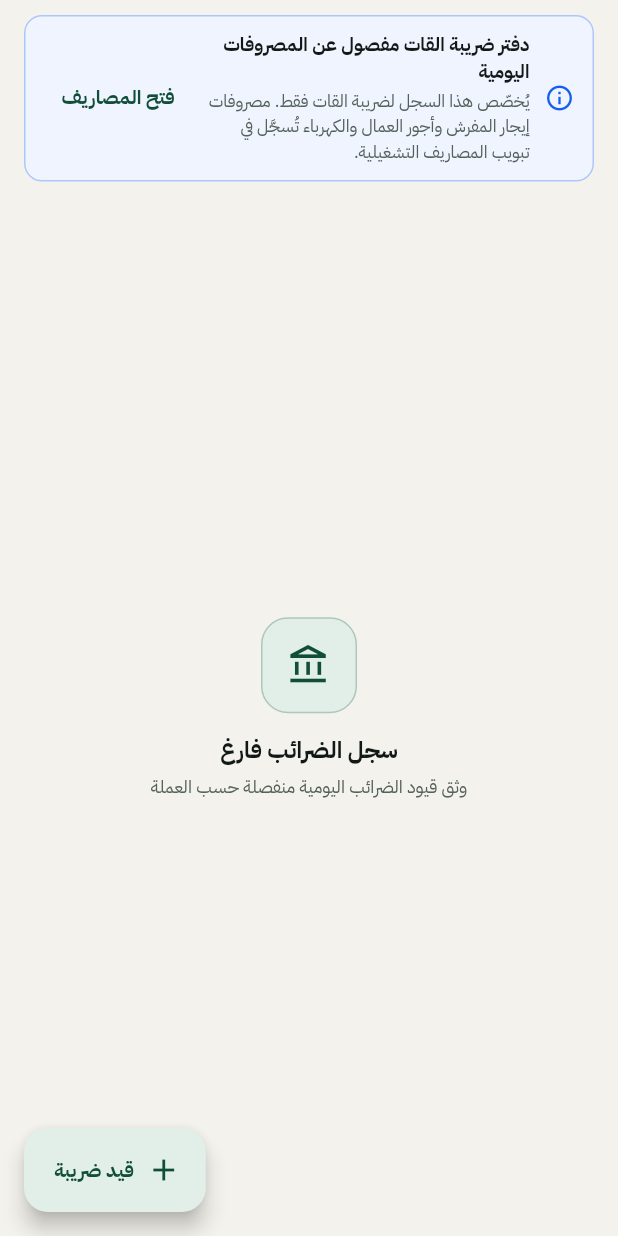
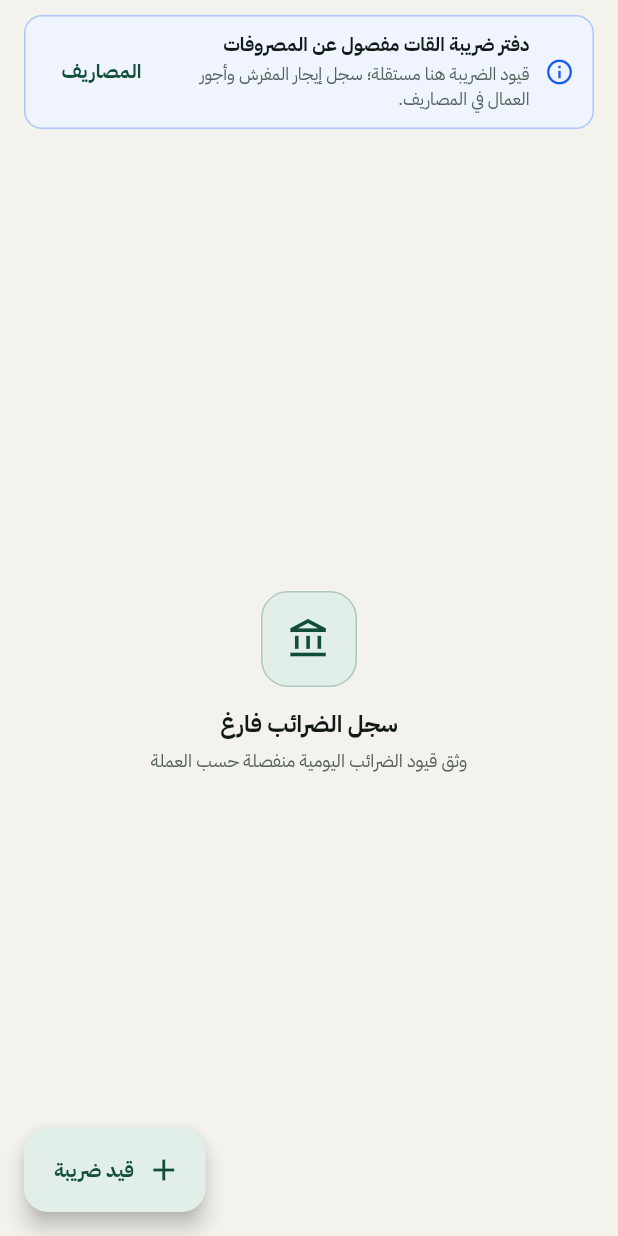
Before and after one commit to mohmmedalhajj/QAT-LEDGER, a Flutter app: the TaxLedgerView screen opened directly, on a phone screen of 412 x 824 dp. Run offline on Flutter 3.47's test engine with Material 3 defaults, Android fonts, the phone set to English and light mode, and no system bars; our stand-ins replace file_picker, image_picker, material_ui, pdf, printing, qr_flutter and 3 more; missing offline and left inert: cryptography, excel; accounts and stored records are empty; statements that could not run were skipped.

Commit message:
Fix empty SQL update in batch deduction and prevent EmptyLedgerState overflow on small screens
Co-authored-by: arena-agent <297053741+arena-agent@users.noreply.github.com>

```diff
--- a/lib/features/transfers/tax_ledger_view.dart
+++ b/lib/features/transfers/tax_ledger_view.dart
@@ -202,12 +202,12 @@ class _TaxLedgerViewState extends State<TaxLedgerView> {
             padding: const EdgeInsets.fromLTRB(16, 10, 16, 0),
             child: ErpStatusBanner(
               tone: ErpBannerTone.info,
-              title: 'دفتر ضريبة القات مفصول عن المصروفات اليومية',
+              title: 'دفتر ضريبة القات مفصول عن المصروفات',
               subtitle:
-                  'يُخصّص هذا السجل لضريبة القات فقط. مصروفات إيجار المفرش وأجور العمال والكهرباء تُسجَّل في تبويب المصاريف التشغيلية.',
+                  'قيود الضريبة هنا مستقلة؛ سجل إيجار المفرش وأجور العمال في المصاريف.',
               action: TextButton(
                 onPressed: () => ctrl.setSection(4, subTab: 0),
-                child: const Text('فتح المصاريف'),
+                child: const Text('المصاريف'),
               ),
             ),
           ),
--- a/lib/features/widgets/common_widgets.dart
+++ b/lib/features/widgets/common_widgets.dart
@@ -424,8 +424,8 @@ class EmptyLedgerState extends StatelessWidget {
   Widget build(BuildContext context) {
     final pal = context.pal;
     return Center(
-      child: Padding(
-        padding: const EdgeInsets.all(28),
+      child: SingleChildScrollView(
+        padding: const EdgeInsets.all(24),
         child: Column(
           mainAxisSize: MainAxisSize.min,
           children: [
```
Also changed, not shown: lib/data/qat_repository.dart (+14 -10 lines).
